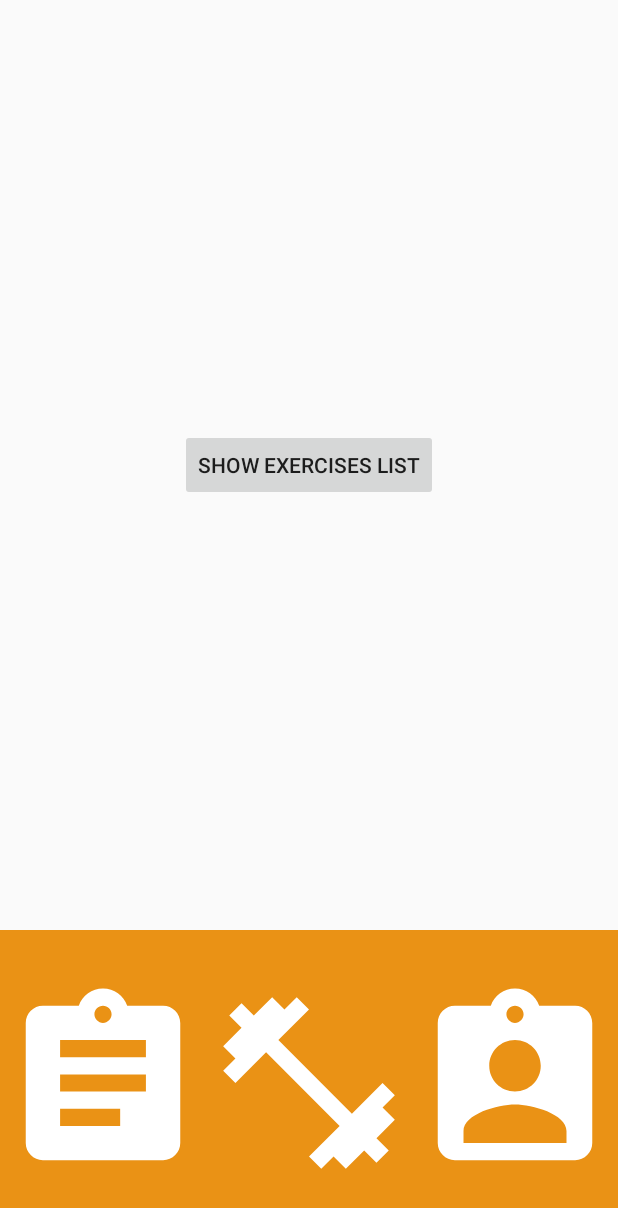
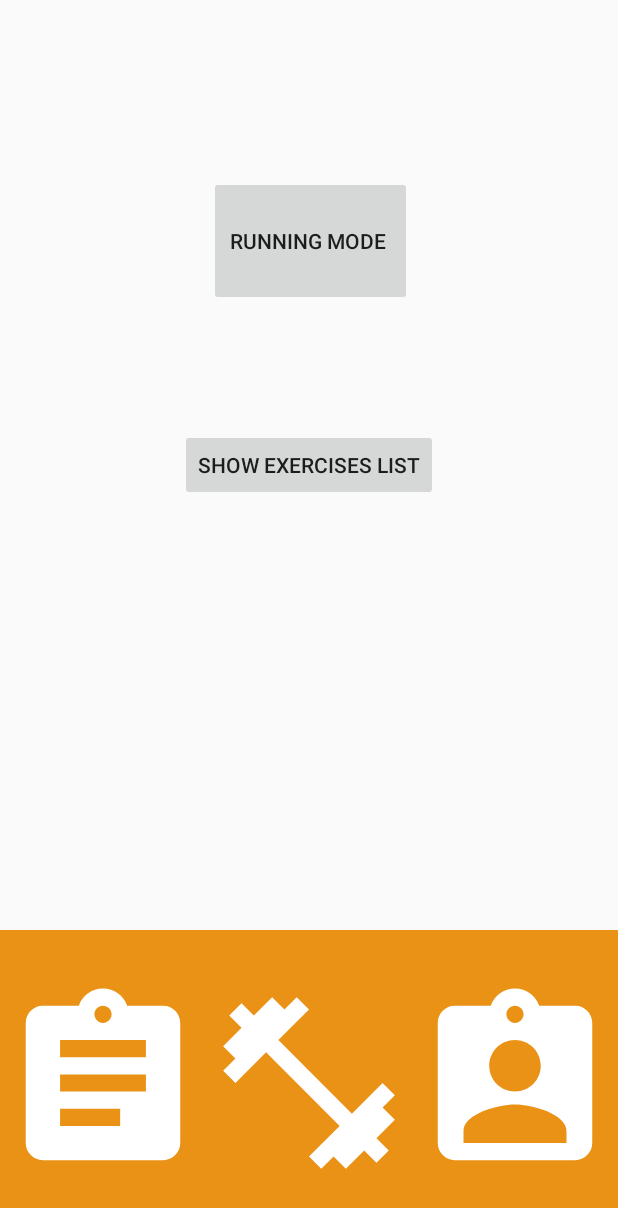
Before and after one commit to EndorFit/EndorFit, an Android app: the screen it shows after launch once a user with an empty profile is signed in (MainWindowActivity), on a phone screen of 412 x 824 dp. Shown: the top 1208 px of the screen. Run offline under Robolectric (Android 15) with nearby library versions, the phone set to English and light mode, and no system bars; our stand-ins replace Firebase (no records; nobody signed in at launch, a user with empty details on screens opened directly).

Commit message:
MatiDran
improves

```diff
--- a/EndorFit/app/src/main/AndroidManifest.xml
+++ b/EndorFit/app/src/main/AndroidManifest.xml
@@ -28,11 +28,6 @@
         <activity
             android:name=".RunningModeMap"
             android:screenOrientation="portrait" >
-            <intent-filter>
-                <action android:name="android.intent.action.MAIN" />
-
-                <category android:name="android.intent.category.LAUNCHER" />
-            </intent-filter>
         </activity>
 
         <activity android:name=".ExercisesDetailsActivity"></activity>
--- a/EndorFit/app/src/main/java/org/wmii/endorfit/MainWindowActivity.java
+++ b/EndorFit/app/src/main/java/org/wmii/endorfit/MainWindowActivity.java
@@ -20,6 +20,7 @@ public class MainWindowActivity extends AppCompatActivity implements View.OnClic
 
     ImageView imageViewLeft, imageViewCenter, imageViewProfile;
     private Button buttonToExercisesList;
+    Button startRun;
     FirebaseAuth mAuth;
 
     FirebaseDatabase database;
@@ -86,6 +87,7 @@ public class MainWindowActivity extends AppCompatActivity implements View.OnClic
         imageViewCenter = findViewById(R.id.imageViewCenterIcon);
         imageViewLeft = findViewById(R.id.imageViewLeftIcon);
         buttonToExercisesList = (Button) findViewById(R.id.buttonToExercises);
+        startRun = (Button) findViewById(R.id.buttonStartRunningMode);
     }
     public void setOnClickListener()
     {
@@ -94,6 +96,14 @@ public class MainWindowActivity extends AppCompatActivity implements View.OnClic
             public void onClick(View v) {
                 Intent intent = new Intent(MainWindowActivity.this, ExercisesListActivity.class);
                 // intent.putExtra(myDb);
+                startActivity(intent);
+            }
+        });
+
+        startRun.setOnClickListener(new View.OnClickListener() {
+            @Override
+            public void onClick(View view) {
+                Intent intent = new Intent(getApplicationContext(), RunningModeMap.class);
                 startActivity(intent);
             }
         });
--- a/EndorFit/app/src/main/res/layout/activity_main_window.xml
+++ b/EndorFit/app/src/main/res/layout/activity_main_window.xml
@@ -18,6 +18,20 @@
             android:text="Show exercises list"
             android:id="@+id/buttonToExercises"
             />
+
+        <Button
+            android:id="@+id/buttonStartRunningMode"
+            android:layout_width="135dp"
+            android:layout_height="87dp"
+            android:layout_above="@+id/buttonToExercises"
+            android:layout_alignParentStart="true"
+            android:layout_alignParentTop="true"
+            android:layout_alignParentEnd="true"
+            android:layout_marginStart="139dp"
+            android:layout_marginTop="117dp"
+            android:layout_marginEnd="137dp"
+            android:layout_marginBottom="82dp"
+            android:text="RUNNING MODE " />
     </RelativeLayout>
 
     <LinearLayout
--- a/EndorFit/app/src/main/res/layout/activity_workout_plan.xml
+++ b/EndorFit/app/src/main/res/layout/activity_workout_plan.xml
@@ -7,7 +7,7 @@
     tools:context=".workoutPlan">
 
     <Button
-        android:id="@+id/button"
+        android:id="@+id/buttonStartRunningMode"
         android:layout_width="52dp"
         android:layout_height="48dp"
         android:layout_marginEnd="24dp"
```
Also changed, not shown: EndorFit/app/src/main/java/org/wmii/endorfit/workoutPlan.java (+2 -9 lines).
